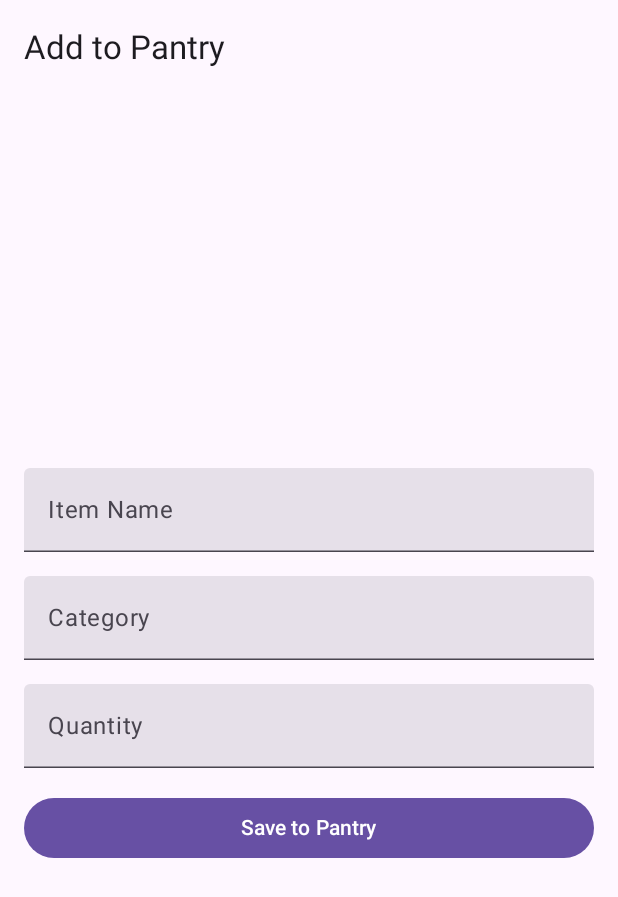
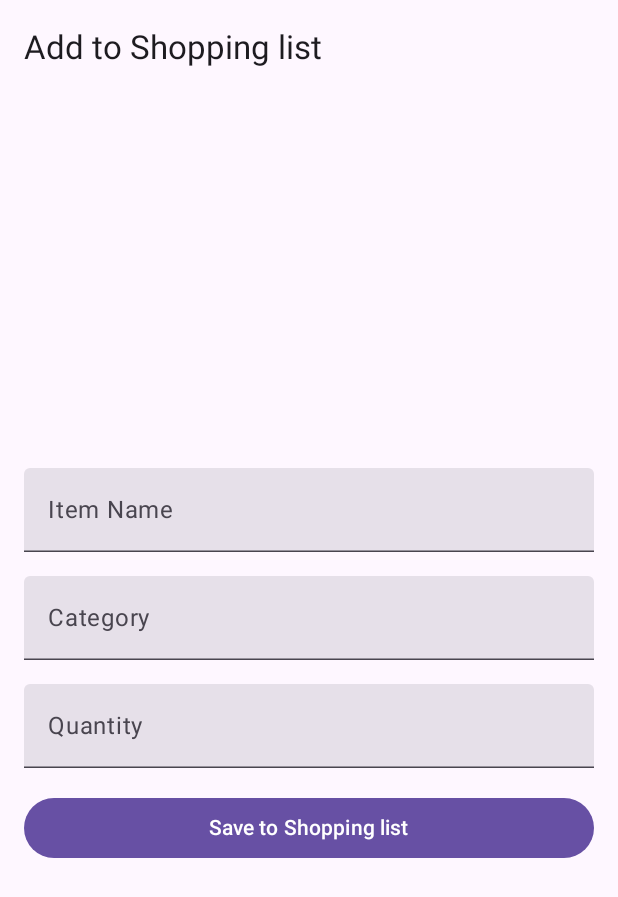
Before and after one commit to gloriaclement/MobileComputing, an Android app built with Jetpack Compose: the ShoppingList screen opened through its navigation route, after a tap on "Add", on a phone screen of 412 x 824 dp. Shown: the top 897 px of the screen. Run offline under Robolectric (Android 15) with nearby library versions, the phone set to English and light mode, and no system bars; our stand-ins replace Room's generated code.

Commit message:
created database for shopping list and connected it successfully

```diff
--- a/SmartPantry/app/src/main/java/com/gclem19/smartpantry/viewmodel/SmartPantryViewModel.kt
+++ b/SmartPantry/app/src/main/java/com/gclem19/smartpantry/viewmodel/SmartPantryViewModel.kt
@@ -3,19 +3,38 @@ package com.gclem19.smartpantry.viewmodel
 import android.app.Application
 import androidx.lifecycle.AndroidViewModel
 import androidx.lifecycle.viewModelScope
+import com.gclem19.smartpantry.data.ShoppingList
 import com.gclem19.smartpantry.data.SmartPantryDB
 import com.gclem19.smartpantry.data.SmartPantryDao
-import com.gclem19.smartpantry.data.User
+import kotlinx.coroutines.flow.MutableStateFlow
+import kotlinx.coroutines.flow.asStateFlow
+import kotlinx.coroutines.flow.collectLatest
 import kotlinx.coroutines.launch
 
 class SmartPantryViewModel(application: Application): AndroidViewModel(application) {
     private val smartPantryDao:SmartPantryDao =
         SmartPantryDB.getDatabase(application).smartPantryDao()
+
+    private val _shoppingList = MutableStateFlow<List<ShoppingList>>(emptyList())
+    val shoppingList = _shoppingList.asStateFlow()
+
     //retrive all users
-    val allUsers: List<User> = smartPantryDao.getAllUsers()
+
+    //val allUsers: List<User> = smartPantryDao.getAllUsers()
+
     //variables from user input should be defined here
-
-    fun insert(user: User) = viewModelScope.launch {
-        smartPantryDao.insert(user)
+    init {
+        viewModelScope.launch {
+            smartPantryDao.getAllItems().collectLatest { _shoppingList.value = it }
+        }
+    }
+    fun addItem(item: ShoppingList) {
+        viewModelScope.launch {
+            smartPantryDao.insertItem(item)
+        }
     }
 }
+
+//    fun insert(user: User) = viewModelScope.launch {
+//        smartPantryDao.insert(user)
+//    }
--- a/SmartPantry/app/src/main/java/com/gclem19/smartpantry/views/screens.kt
+++ b/SmartPantry/app/src/main/java/com/gclem19/smartpantry/views/screens.kt
@@ -18,6 +18,7 @@ import androidx.compose.foundation.layout.fillMaxWidth
 import androidx.compose.foundation.layout.height
 import androidx.compose.foundation.layout.padding
 import androidx.compose.foundation.lazy.LazyColumn
+import androidx.compose.foundation.lazy.items
 import androidx.compose.foundation.text.KeyboardOptions
 import androidx.compose.material3.Button
 import androidx.compose.material3.ExperimentalMaterial3Api
@@ -26,6 +27,7 @@ import androidx.compose.material3.Text
 import androidx.compose.material3.TextField
 import androidx.compose.material3.TopAppBar
 import androidx.compose.runtime.Composable
+import androidx.compose.runtime.collectAsState
 import androidx.compose.runtime.getValue
 import androidx.compose.runtime.mutableStateOf
 import androidx.compose.runtime.remember
@@ -36,12 +38,15 @@ import androidx.compose.ui.platform.LocalContext
 import androidx.compose.ui.text.input.KeyboardType
 import androidx.compose.ui.tooling.preview.Preview
 import androidx.compose.ui.unit.dp
+import androidx.lifecycle.viewmodel.compose.viewModel
 import androidx.navigation.NavController
 import androidx.navigation.compose.NavHost
 import androidx.navigation.compose.composable
 import androidx.navigation.compose.rememberNavController
 import com.gclem19.smartpantry.R
+import com.gclem19.smartpantry.data.ShoppingList
 import com.gclem19.smartpantry.ui.theme.SmartPantryTheme
+import com.gclem19.smartpantry.viewmodel.SmartPantryViewModel
 
 
 //define app navigation
@@ -58,7 +63,6 @@ fun AppNavigation() {
         composable("add to pantry list") { AddPantryList(navController) }
     }
 }
-
 
 
 @Composable
@@ -136,7 +140,8 @@ fun PantryList(navController: NavController, modifier: Modifier = Modifier) {
 
 
 @Composable
-fun ShoppingList(navController: NavController, modifier: Modifier = Modifier) {
+fun ShoppingList(navController: NavController, modifier: Modifier = Modifier, smartPantryViewModel: SmartPantryViewModel = viewModel()) {
+    val shoppingList by smartPantryViewModel.shoppingList.collectAsState(initial = emptyList())
     Scaffold(
         topBar = { TopAppBar(title = { Text("Shopping List") }) }
     ) { padding ->
@@ -146,12 +151,15 @@ fun ShoppingList(navController: NavController, modifier: Modifier = Modifier) {
                 .padding(padding)
                 .padding(16.dp)
         ) {
-            // Dummy list items
+            // Display list items
             LazyColumn(
                 modifier = Modifier.weight(1f) // Takes available space, pushing the button down
             ) {
-                items(10) { index ->
-                    Text("Item $index", modifier = Modifier.padding(8.dp))
+                items(shoppingList) { item ->
+                    Text(
+                        text = "${item.name} - ${item.quantity} ${item.category}",
+                        modifier = Modifier.padding(8.dp)
+                    )
                 }
             }
 
@@ -169,15 +177,22 @@ fun ShoppingList(navController: NavController, modifier: Modifier = Modifier) {
 }
 
 
+
     @Composable
-fun AddShoppingList(navController: NavController, modifier: Modifier = Modifier) {
+    fun AddShoppingList(
+        navController: NavController,
+        modifier: Modifier = Modifier,
+        smartPantryViewModel: SmartPantryViewModel = viewModel()
+    ) {
+
+        val context = LocalContext.current
         var itemName by remember { mutableStateOf("") }
         var quantity by remember { mutableStateOf("") }
         var category by remember { mutableStateOf("") }
 
 
         Scaffold(
-        topBar = { TopAppBar(title = { Text("Add to Pantry") }) }
+            topBar = { TopAppBar(title = { Text("Add to Shopping list") }) }
         ) { padding ->
             Column(
                 modifier = Modifier
@@ -224,16 +239,27 @@ fun AddShoppingList(navController: NavController, modifier: Modifier = Modifier)
                 // Save Button
                 Button(
                     onClick = {
-                    Toast.makeText(navController.context, "Added: $itemName ($quantity) ($category)", Toast.LENGTH_SHORT).show()
+                        val item =
+                            ShoppingList(name = itemName, category = category, quantity = quantity)
+                        smartPantryViewModel.addItem(item)
+                        val merengueSong = MediaPlayer.create(context, R.raw.merengue)
+                        merengueSong.start()
+                        Toast.makeText(
+                            navController.context,
+                            "Added: $itemName ($quantity) ($category)",
+                            Toast.LENGTH_SHORT
+                        ).show()
                         navController.popBackStack() // Navigate back
                     },
                     modifier = Modifier.fillMaxWidth()
                 ) {
-                Text("Save to Pantry")
+                    Text("Save to Shopping list")
                 }
             }
         }
     }
+
+
 @Composable
 fun AddPantryList(navController: NavController, modifier: Modifier = Modifier) {
     val context = LocalContext.current
@@ -314,6 +340,7 @@ fun AddPantryList(navController: NavController, modifier: Modifier = Modifier) {
     }
 }
 
+
 @Preview(showBackground = true)
 @Composable
 fun ScreenPreview() {
```
Also changed, not shown: SmartPantry/app/src/main/java/com/gclem19/smartpantry/data/SmartPantryDB.kt (+4 -28 lines), SmartPantry/app/src/main/java/com/gclem19/smartpantry/data/SmartPantryDao.kt (+27 -27 lines), SmartPantry/app/src/main/java/com/gclem19/smartpantry/data/User.kt (+26 -11 lines). Lines whose indentation alone changed are shown as unchanged.
